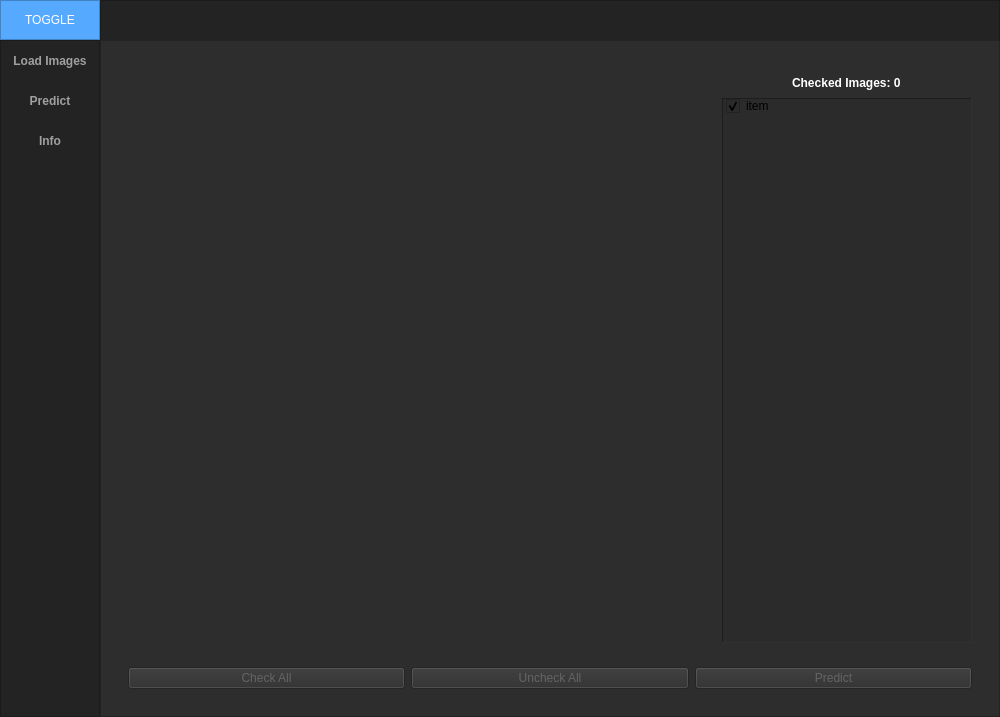
Old version of the form ui/new_ui/ui_main2.ui in the repository Mohamab29/ProjectFrac.
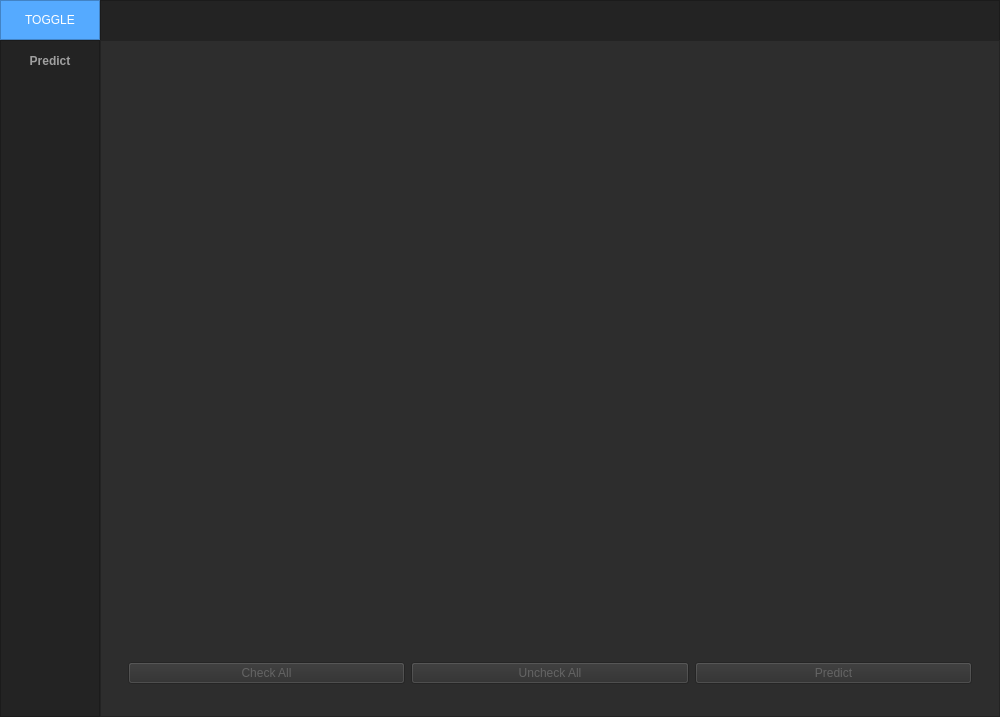
New version of the form. The open tabs and pages were chosen to show the change.

Commit message: changing frame names

Diff of the .ui file:
```diff
--- a/ui/new_ui/ui_main2.ui
+++ b/ui/new_ui/ui_main2.ui
@@ -229,37 +229,7 @@
               <number>0</number>
              </property>
              <item>
-              <widget class="QPushButton" name="btn_page_1">
-               <property name="minimumSize">
-                <size>
-                 <width>0</width>
-                 <height>40</height>
-                </size>
-               </property>
-               <property name="font">
-                <font>
-                 <weight>75</weight>
-                 <bold>true</bold>
-                </font>
-               </property>
-               <property name="styleSheet">
-                <string notr="true">QPushButton {
-	color: rgb(160, 160, 160);
-	background-color: rgb(35, 35, 35);
-	border: 0px solid;
-}
-QPushButton:hover {
-	color: rgb(85, 170, 255);
-}
-</string>
-               </property>
-               <property name="text">
-                <string>Load Images</string>
-               </property>
-              </widget>
-             </item>
-             <item>
-              <widget class="QPushButton" name="btn_page_2">
+              <widget class="QPushButton" name="btn_page_predict">
                <property name="minimumSize">
                 <size>
                  <width>0</width>
@@ -288,36 +258,6 @@
                </property>
               </widget>
              </item>
-             <item>
-              <widget class="QPushButton" name="btn_page_3">
-               <property name="minimumSize">
-                <size>
-                 <width>0</width>
-                 <height>40</height>
-                </size>
-               </property>
-               <property name="font">
-                <font>
-                 <weight>75</weight>
-                 <bold>true</bold>
-                </font>
-               </property>
-               <property name="styleSheet">
-                <string notr="true">QPushButton {
-	color: rgb(160, 160, 160);
-	background-color: rgb(35, 35, 35);
-	border: 0px solid;
-}
-QPushButton:hover {
-	color: rgb(85, 170, 255);
-}
-</string>
-               </property>
-               <property name="text">
-                <string>Info</string>
-               </property>
-              </widget>
-             </item>
             </layout>
            </widget>
           </item>
@@ -769,71 +709,6 @@
                     <property name="bottomMargin">
                      <number>0</number>
                     </property>
-                    <item alignment="Qt::AlignHCenter">
-                     <widget class="QLabel" name="label_images_2">
-                      <property name="minimumSize">
-                       <size>
-                        <width>0</width>
-                        <height>30</height>
-                       </size>
-                      </property>
-                      <property name="font">
-                       <font>
-                        <weight>75</weight>
-                        <italic>false</italic>
-                        <bold>true</bold>
-                        <underline>false</underline>
-                        <strikeout>false</strikeout>
-                        <kerning>true</kerning>
-                       </font>
-                      </property>
-                      <property name="styleSheet">
-                       <string notr="true">QLabel {color: rgb(255, 255, 255)}</string>
-                      </property>
-                      <property name="text">
-                       <string>Checked Images: 0</string>
-                      </property>
-                     </widget>
-                    </item>
-                    <item>
-                     <widget class="QListWidget" name="images_import_list_2">
-                      <property name="minimumSize">
-                       <size>
-                        <width>150</width>
-                        <height>0</height>
-                       </size>
-                      </property>
-                      <property name="styleSheet">
-                       <string notr="true">background-color: rgb(43, 43, 43);</string>
-                      </property>
-                      <property name="frameShape">
-                       <enum>QFrame::Panel</enum>
-                      </property>
-                      <property name="frameShadow">
-                       <enum>QFrame::Sunken</enum>
-                      </property>
-                      <property name="lineWidth">
-                       <number>1</number>
-                      </property>
-                      <property name="midLineWidth">
-                       <number>0</number>
-                      </property>
-                      <property name="showDropIndicator" stdset="0">
-                       <bool>true</bool>
-                      </property>
-                      <property name="dragEnabled">
-                       <bool>false</bool>
-                      </property>
-                      <item>
-                       <property name="text">
-                        <string>item</string>
-                       </property>
-                       <property name="checkState">
-                        <enum>Checked</enum>
-                       </property>
-                      </item>
-                     </widget>
-                    </item>
                    </layout>
                   </widget>
                  </item>
```
Left out of the diff: 18 changed lines with no effect on the pictures. The commit also changes 4 other files.
